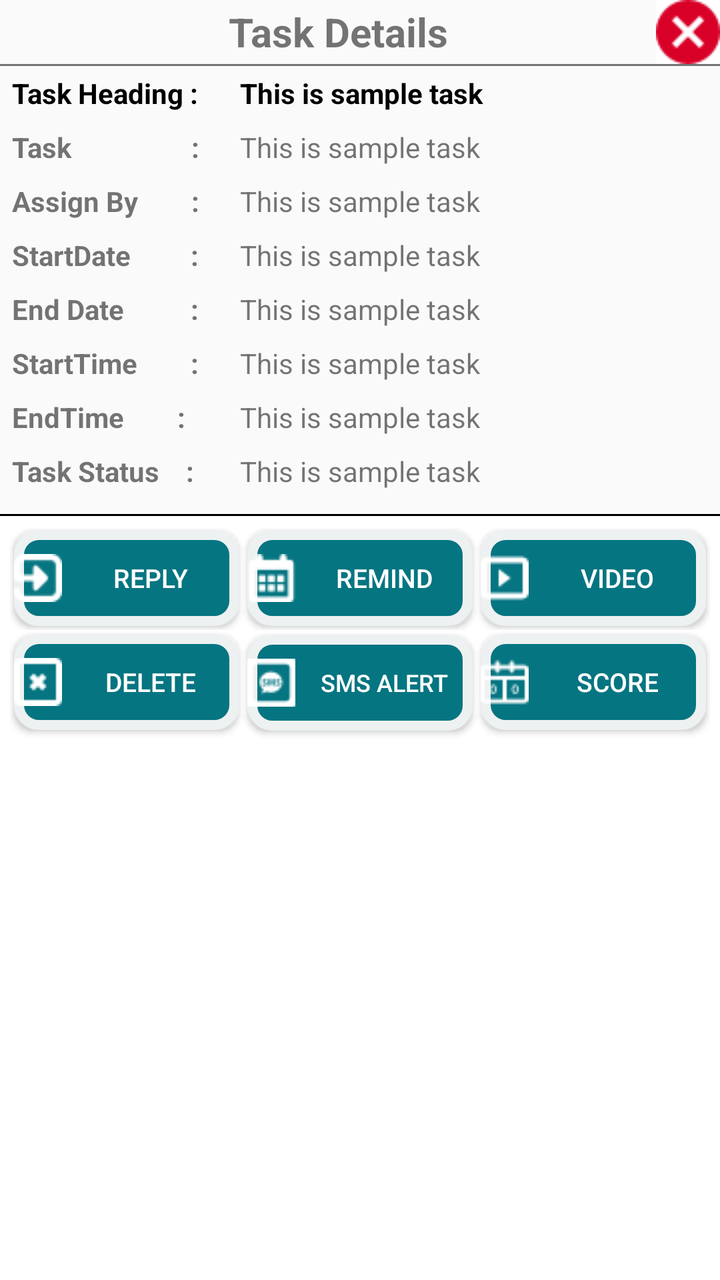
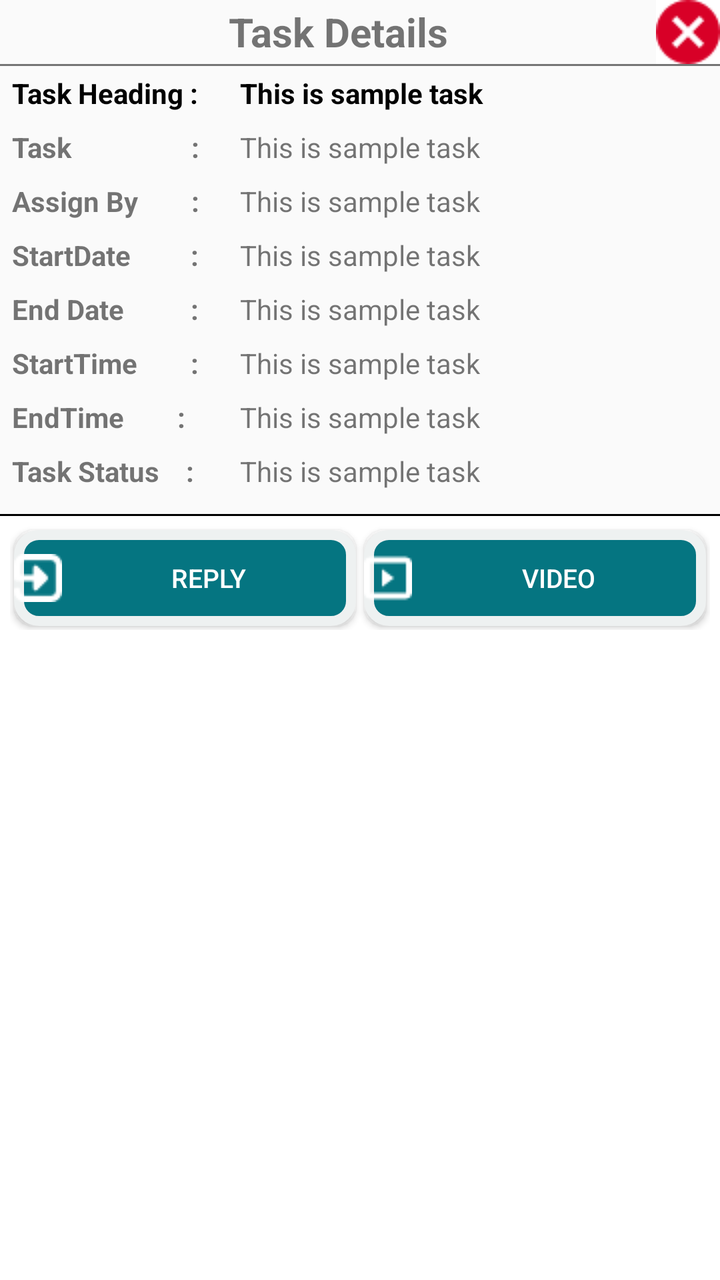

An Android layout rendered at two revisions. The XML below is the earlier revision; the diff shows what the commit changed to produce the second picture.
<!-- AndroidManifest.xml: application theme AppTheme -->
<!-- res/layout/show_task_detils_row.xml -->
<?xml version="1.0" encoding="utf-8"?>
<LinearLayout xmlns:android="http://schemas.android.com/apk/res/android"
    android:layout_width="match_parent"
    android:layout_height="wrap_content"
    android:orientation="vertical">

    <LinearLayout
        android:layout_width="match_parent"
        android:layout_height="wrap_content"
        android:orientation="horizontal">

        <TextView
            android:layout_width="0dp"
            android:layout_height="wrap_content"
            android:layout_gravity="center"
            android:layout_marginLeft="10dp"
            android:layout_weight="1"
            android:gravity="center"
            android:text="Task Details"
            android:textSize="20sp"
            android:textStyle="bold" />

        <ImageButton
            android:id="@+id/show_close"
            android:layout_width="wrap_content"
            android:layout_height="wrap_content"
            android:background="@color/white"
            android:src="@drawable/cancelbutton" />
    </LinearLayout>


    <View
        android:layout_width="match_parent"
        android:layout_height="1dp"
        android:background="@color/grey_600" />


    <LinearLayout
        android:layout_width="match_parent"
        android:layout_height="wrap_content"
        android:layout_margin="4dp"
        android:orientation="horizontal"
        android:paddingLeft="2dp">

        <TextView
            android:layout_width="0dp"
            android:layout_height="wrap_content"
            android:layout_weight="3"
            android:text="Task Heading :"
            android:textColor="@color/black"
            android:textStyle="bold" />

        <TextView
            android:id="@+id/txt_show_task_head"
            android:layout_width="0dp"
            android:layout_height="wrap_content"
            android:layout_weight="6.2"
            android:textColor="@color/black"
            android:text="This is sample task"
            android:textStyle="bold" />


    </LinearLayout>

    <LinearLayout
        android:layout_width="match_parent"
        android:layout_height="wrap_content"
        android:layout_margin="4dp"
        android:orientation="horizontal"
        android:paddingLeft="2dp">

        <TextView
            android:layout_width="0dp"
            android:layout_height="wrap_content"
            android:layout_weight="3"
            android:text="Task                  :"
            android:textStyle="bold" />

        <TextView
            android:id="@+id/txt_show_desc"
            android:layout_width="0dp"
            android:layout_height="wrap_content"
            android:layout_weight="6.2"
            android:text="This is sample task" />


    </LinearLayout>

    <LinearLayout
        android:layout_width="match_parent"
        android:layout_height="wrap_content"
        android:layout_margin="4dp"
        android:orientation="horizontal"
        android:paddingLeft="2dp">

        <TextView
            android:layout_width="0dp"
            android:layout_height="wrap_content"
            android:layout_weight="3"
            android:text="Assign By        :"
            android:textStyle="bold" />

        <TextView
            android:id="@+id/txt_show_assignBy"
            android:layout_width="0dp"
            android:layout_height="wrap_content"
            android:layout_weight="6.2"
            android:text="This is sample task" />


    </LinearLayout>

    <LinearLayout
        android:layout_width="match_parent"
        android:layout_height="wrap_content"
        android:layout_margin="4dp"
        android:orientation="horizontal"
        android:paddingLeft="2dp">

        <TextView
            android:layout_width="0dp"
            android:layout_height="wrap_content"
            android:layout_weight="3"
            android:text="StartDate         :"
            android:textStyle="bold" />

        <TextView
            android:id="@+id/txt_show_start"
            android:layout_width="0dp"
            android:layout_height="wrap_content"
            android:layout_weight="6.2"
            android:text="This is sample task" />

    </LinearLayout>

    <LinearLayout
        android:layout_width="match_parent"
        android:layout_height="wrap_content"
        android:layout_margin="4dp"
        android:orientation="horizontal"
        android:paddingLeft="2dp">

        <TextView
            android:layout_width="0dp"
            android:layout_height="wrap_content"
            android:layout_weight="3"
            android:text="End Date          :"
            android:textStyle="bold" />

        <TextView
            android:id="@+id/txt_show_endDate"
            android:layout_width="0dp"
            android:layout_height="wrap_content"
            android:layout_weight="6.2"
            android:text="This is sample task" />


    </LinearLayout>
    <LinearLayout
        android:layout_width="match_parent"
        android:layout_height="wrap_content"
        android:layout_margin="4dp"
        android:orientation="horizontal"
        android:paddingLeft="2dp">

        <TextView
            android:layout_width="0dp"
            android:layout_height="wrap_content"
            android:layout_weight="3"
            android:text="StartTime        :"
            android:textStyle="bold" />

        <TextView
            android:id="@+id/startTime"
            android:layout_width="0dp"
            android:layout_height="wrap_content"
            android:layout_weight="6.2"
            android:text="This is sample task" />

    </LinearLayout>
    <LinearLayout
        android:layout_width="match_parent"
        android:layout_height="wrap_content"
        android:layout_margin="4dp"
        android:orientation="horizontal"
        android:paddingLeft="2dp">

        <TextView
            android:layout_width="0dp"
            android:layout_height="wrap_content"
            android:layout_weight="3"
            android:text="EndTime        :"
            android:textStyle="bold" />

        <TextView
            android:id="@+id/endTime"
            android:layout_width="0dp"
            android:layout_height="wrap_content"
            android:layout_weight="6.2"
            android:text="This is sample task" />

    </LinearLayout>

    <LinearLayout
        android:layout_width="match_parent"
        android:layout_height="wrap_content"
        android:layout_margin="4dp"
        android:orientation="horizontal"
        android:paddingLeft="2dp">

        <TextView
            android:layout_width="0dp"
            android:layout_height="wrap_content"
            android:layout_weight="3"
            android:text="Task Status    :"
            android:textStyle="bold" />

        <TextView
            android:id="@+id/TaskStatus"
            android:layout_width="0dp"
            android:layout_height="wrap_content"
            android:layout_weight="6.2"
            android:text="This is sample task" />


    </LinearLayout>

    <LinearLayout
        android:layout_width="match_parent"
        android:layout_height="wrap_content"
        android:layout_margin="4dp"
        android:layout_weight="1"
        android:orientation="vertical"
        android:paddingLeft="2dp">

        <Button
            android:id="@+id/previousComments"
            android:layout_width="wrap_content"
            android:layout_height="wrap_content"
            android:layout_gravity="left"
            android:layout_weight="3.5"

            android:text="Comments"
            android:textStyle="bold" />

        <android.support.v7.widget.RecyclerView
            android:id="@+id/TaskComment"
            android:layout_width="match_parent"
            android:layout_height="match_parent"
            android:layout_below="@+id/previousComments"
            android:scrollbars="vertical" />

    </LinearLayout>

    <LinearLayout
        android:layout_width="match_parent"
        android:layout_height="1dp"
        android:background="#000000">

    </LinearLayout>

    <LinearLayout
        android:layout_width="match_parent"
        android:layout_height="match_parent"
        android:background="#fff"
        android:orientation="vertical"
        android:padding="5dp">

        <LinearLayout
            android:id="@+id/below"
            android:layout_width="match_parent"
            android:layout_height="wrap_content"
            android:orientation="horizontal">

            <Button
                android:id="@+id/id_show"
                android:layout_width="0dp"
                android:layout_height="wrap_content"
                android:layout_margin="2dp"
                android:layout_weight="1"
                android:background="@drawable/button_background"
                android:text="SHOW"
                android:textColor="#fff"
                android:visibility="gone" />

            <Button
                android:id="@+id/id_task_edt"
                android:layout_width="0dp"
                android:layout_height="wrap_content"
                android:layout_margin="2dp"
                android:layout_weight="1"
                android:background="@drawable/button_background"
                android:drawableLeft="@drawable/reply"
                android:text="REPLY"
                android:textColor="#fff"
                android:textSize="13dp" />

            <Button
                android:id="@+id/id_remind"
                android:layout_width="0dp"
                android:layout_height="wrap_content"
                android:layout_margin="2dp"
                android:layout_weight="1"
                android:background="@drawable/button_background"
                android:drawableLeft="@drawable/remindr"
                android:text="REMIND"
                android:textColor="#fff"
                android:textSize="13dp" />

            <Button
                android:id="@+id/showvideo"
                android:layout_width="0dp"
                android:layout_height="wrap_content"
                android:layout_margin="2dp"
                android:layout_weight="1"
                android:background="@drawable/button_background"
                android:drawableLeft="@drawable/video"
                android:text="VIDEO"
                android:textColor="#fff"
                android:textSize="13dp" />

        </LinearLayout>

        <LinearLayout
            android:layout_width="match_parent"
            android:layout_height="wrap_content"
            android:layout_weight="1"
            android:orientation="horizontal">

            <Button
                android:id="@+id/id_delete"
                android:layout_width="0dp"
                android:layout_height="wrap_content"
                android:layout_margin="2dp"
                android:layout_weight="1"
                android:background="@drawable/button_background"
                android:drawableLeft="@drawable/delete"
                android:text="DELETE"
                android:textColor="#fff"
                android:textSize="13dp" />

            <Button
                android:id="@+id/id_smsalert"
                android:layout_width="0dp"
                android:layout_height="wrap_content"
                android:layout_margin="2dp"
                android:layout_weight="1"
                android:background="@drawable/button_background"
                android:drawableLeft="@drawable/sms"
                android:text="SMS ALERT"
                android:textColor="#fff"
                android:textSize="12dp" />

            <Button
                android:id="@+id/id_score"
                android:layout_width="0dp"
                android:layout_height="wrap_content"
                android:layout_margin="2dp"
                android:layout_weight="1"
                android:background="@drawable/button_background"
                android:drawableLeft="@drawable/score"
                android:text="SCORE"
                android:textColor="#fff"
                android:textSize="13dp" />

        </LinearLayout>


    </LinearLayout>


</LinearLayout>
<!-- resources referenced by this layout -->
<resources>
  <color name="black">#000</color>
  <color name="grey_600">#757575</color>
  <color name="white">#FFFFFF</color>
  <!-- drawable button_background (drawable) -->
  <?xml version="1.0" encoding="utf-8"?>
  <selector xmlns:android="http://schemas.android.com/apk/res/android">
      <item>
  
          <shape android:shape="rectangle">
              <solid android:color="#057581" />
              <stroke android:width="5dp" android:color="#eef1f1" />
              <corners android:radius="10dp" />
  
          </shape>
  
      </item>
  
  </selector>
  <!-- drawable cancelbutton: png bitmap (drawable, 616 bytes) -->
  <!-- drawable delete: png bitmap (drawable, 473 bytes) -->
  <!-- drawable remindr: png bitmap (drawable, 619 bytes) -->
  <!-- drawable reply: png bitmap (drawable, 602 bytes) -->
  <!-- drawable score: png bitmap (drawable, 616 bytes) -->
  <!-- drawable sms: png bitmap (drawable, 608 bytes) -->
  <!-- drawable video: png bitmap (drawable, 465 bytes) -->
  <style name="AppTheme" parent="Theme.AppCompat.Light.DarkActionBar">
          
          <item name="windowNoTitle">true</item>
          <item name="windowActionBar">false</item>
          <item name="colorPrimary">@color/pink_900</item>
          <item name="colorPrimaryDark">@color/colorPrimaryDark</item>
          <item name="colorAccent">@color/colorAccent</item>
      </style>
  <color name="pink_900">#880E4F</color>
  <color name="colorPrimaryDark">#303F9F</color>
  <color name="colorAccent">#000105</color>
</resources>

<!-- the commit's change to res/layout/show_task_detils_row.xml (unified diff, before → after) -->
@@ -305,7 +305,8 @@
                 android:drawableLeft="@drawable/remindr"
                 android:text="REMIND"
                 android:textColor="#fff"
-                android:textSize="13dp" />
+                android:textSize="13dp"
+                android:visibility="gone" />
 
             <Button
                 android:id="@+id/showvideo"
@@ -325,7 +326,8 @@
             android:layout_width="match_parent"
             android:layout_height="wrap_content"
             android:layout_weight="1"
-            android:orientation="horizontal">
+            android:orientation="horizontal"
+            android:visibility="gone">
 
             <Button
                 android:id="@+id/id_delete"
